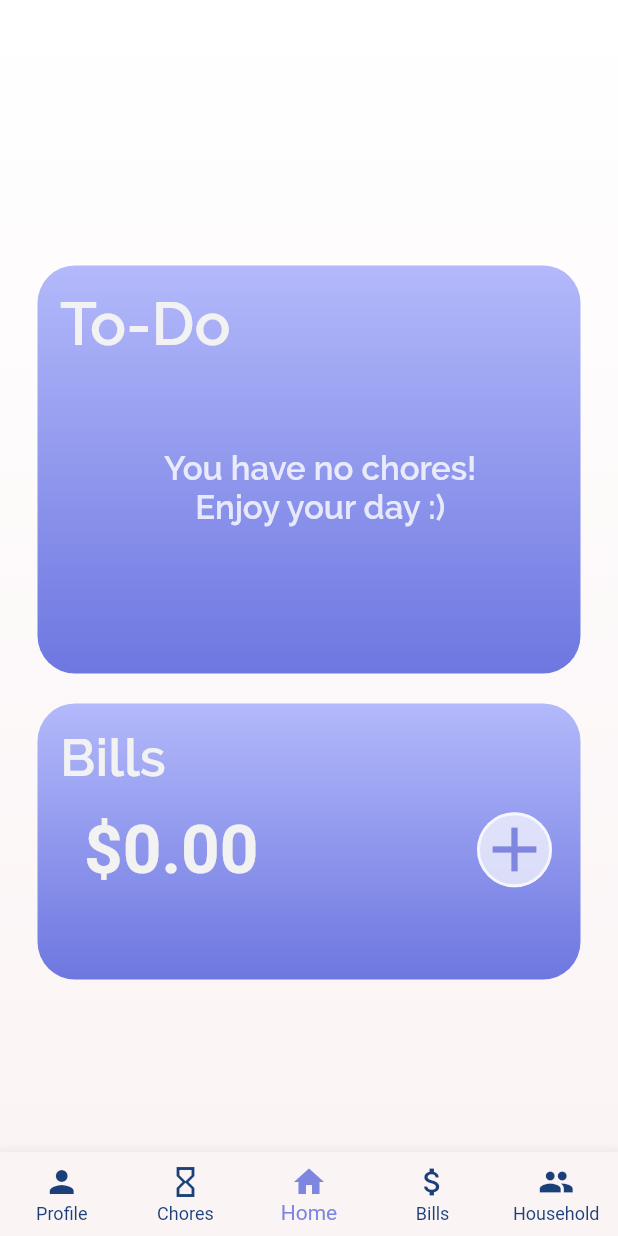
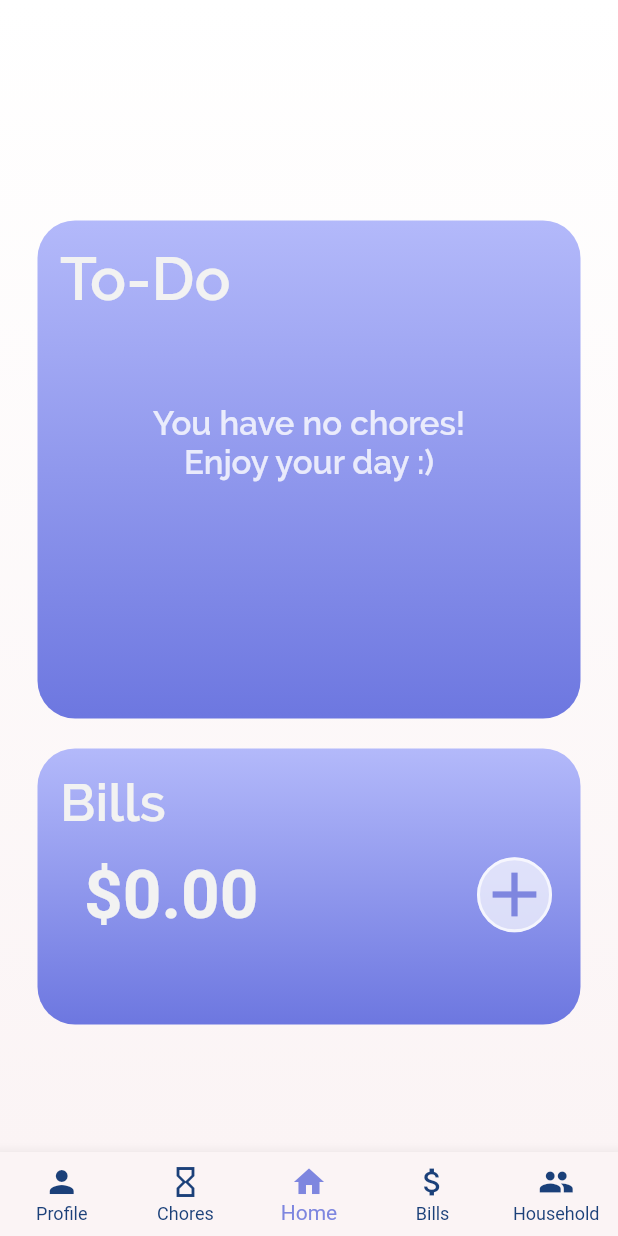
Before and after one commit to acm-projects/Commune, a Flutter app: the screen it shows once a user with an empty profile is signed in, on a phone screen of 412 x 824 dp. Run offline on Flutter 3.47's test engine with Material 2 defaults, Android fonts, the phone set to English and light mode, and no system bars; our stand-ins replace cloud_firestore, firebase_auth; accounts and stored records are empty.

Commit message:
Dismissing chores looks FIRE AF

```diff
--- a/commune_spring_2020/lib/Pages/homescreen.dart
+++ b/commune_spring_2020/lib/Pages/homescreen.dart
@@ -70,7 +70,7 @@ class _HomescreenState extends State<Homescreen> {
                   //to do container
                   Container(
                       alignment: Alignment.center,
-                      padding: EdgeInsets.fromLTRB(15, 15, 0, 30),
+                      padding: EdgeInsets.fromLTRB(0, 15, 0, 30),
                       margin: EdgeInsets.fromLTRB(25, 40, 25, 10),
                       decoration: BoxDecoration(
                           gradient: LinearGradient(
@@ -86,12 +86,15 @@ class _HomescreenState extends State<Homescreen> {
                               alignment: Alignment.topLeft,
                               child: Row(
                                 children: <Widget>[
-                                  Text('To-Do',
-                                      style: TextStyle(
-                                          color: Color(0xFFF2F2F2),
-                                          fontSize: 40,
-                                          fontFamily: 'Raleway',
-                                          fontWeight: FontWeight.bold)),
+                                  Padding(
+                                    padding: const EdgeInsets.only(left: 15.0),
+                                    child: Text('To-Do',
+                                        style: TextStyle(
+                                            color: Color(0xFFF2F2F2),
+                                            fontSize: 40,
+                                            fontFamily: 'Raleway',
+                                            fontWeight: FontWeight.bold)),
+                                  ),
                                   Spacer(),
                                   //no need for a button to add chores, this is done in the household profiles page
                                   // FlatButton(
@@ -125,7 +128,7 @@ class _HomescreenState extends State<Homescreen> {
                               )),
                           //actual list
                           Container(
-                              height: 180.0,
+                              height: 240.0,
                               padding: EdgeInsets.fromLTRB(0, 5.0, 0, 2.0),
                               child: StreamBuilder(
                                   stream: Firestore.instance
@@ -506,6 +509,7 @@ void updateScore(int pts, String id, int current) {
 void setState2(Null Function() param0) {}
 Widget slideBackground(int pts) {
   return Container(
+    padding: EdgeInsets.only( left: 15.0 ),
     color: Colors.white,
     child: Align(
       child: Row(
--- a/commune_spring_2020/lib/Pages/loginWelcomePage.dart
+++ b/commune_spring_2020/lib/Pages/loginWelcomePage.dart
@@ -1,5 +1,5 @@
-import 'package:commune_spring_2020/Pages/signIn.dart';
-import 'package:commune_spring_2020/Pages/signUp.dart';
+//import 'package:commune_spring_2020/Pages/signIn.dart';
+//import 'package:commune_spring_2020/Pages/signUp.dart';
 import 'package:commune_spring_2020/screens/auth/register.dart';
 import 'package:commune_spring_2020/screens/auth/sign_in.dart';
 import 'package:flutter/material.dart';
```
